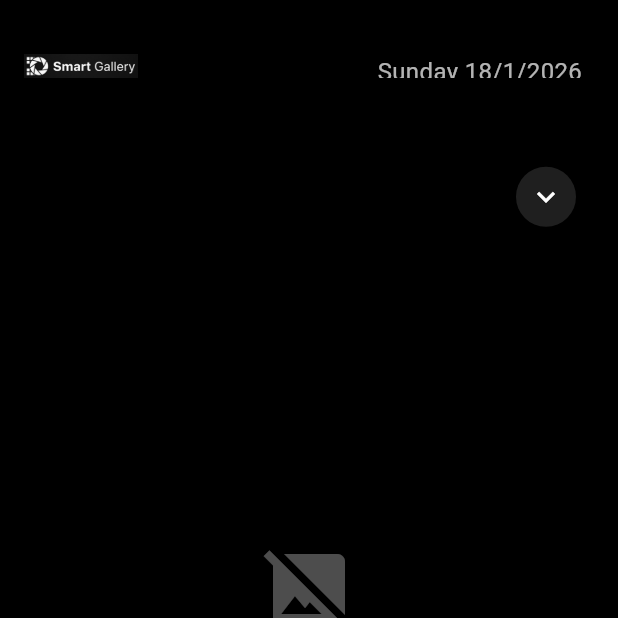
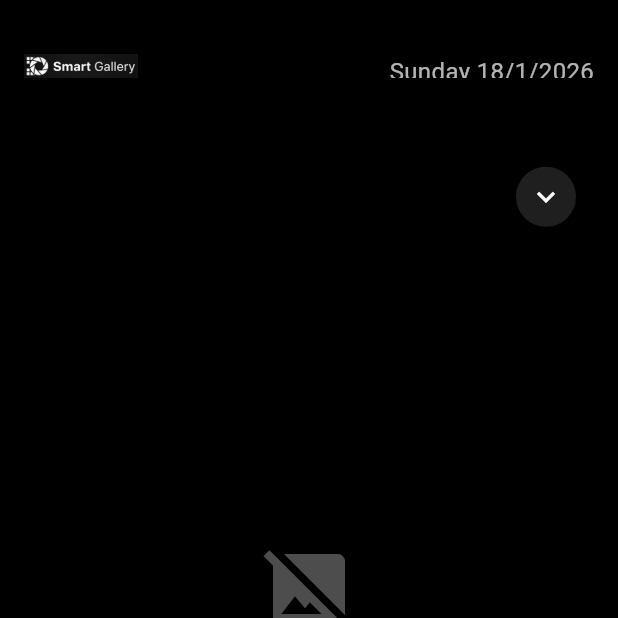
Before and after one commit to ntua-el22835/SmartGallery, a Flutter app: the screen it shows after launch, item 2 of the bottom bar chosen, on a phone screen of 412 x 824 dp, the top half of it. Run offline on Flutter 3.47's test engine with Material 3 defaults, Android fonts, the phone set to English and light mode, and no system bars; our stand-ins replace camera, geocoding, geolocator, sensors_plus, sqflite_common_ffi; missing offline and left inert: google_mlkit_commons, google_mlkit_face_detection; accounts and stored records are empty; Roboto replaces fonts that are missing (SF Pro).

Commit message:
date on home screen same position with camera , album screen

```diff
--- a/lib/screens/home_screen.dart
+++ b/lib/screens/home_screen.dart
@@ -188,18 +188,13 @@ class _HomeScreenState extends State<HomeScreen> {
           mainAxisAlignment: MainAxisAlignment.spaceBetween,
           children: [
             Image.asset('assets/icons/smart gallery logo.png', height: 28),
-            Row(
-              children: [
+            // Match Camera/Albums: show only the date at the right
             Text(
               dateStr,
               style: const TextStyle(
                 fontSize: 16,
                 color: Colors.white70,
               ),
-                ),
-                const SizedBox(width: 8),
-                // Removed upper down-arrow toggler next to date (per request)
-              ],
             ),
           ],
         ),
```
Lines whose indentation alone changed are shown as unchanged.
